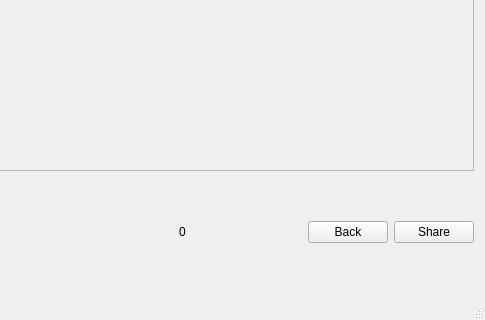
Old version of the form mainwindow.ui in the repository bengaDev/FileExchanger; both pictures show x 216 to 701 and y 105 to 425 of the 701 by 425 pixel window.
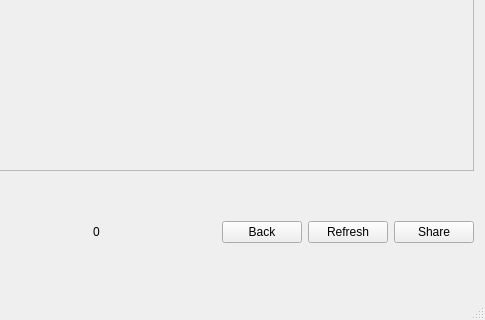
New version of the form.

```diff
--- a/mainwindow.ui
+++ b/mainwindow.ui
@@ -100,6 +100,13 @@
         </property>
        </widget>
       </item>
+      <item>
+       <widget class="QPushButton" name="RefreshBtn">
+        <property name="text">
+         <string>Refresh</string>
+        </property>
+       </widget>
+      </item>
       <item>
        <widget class="QPushButton" name="ShareBtn">
         <property name="styleSheet">
```
Left out of the diff: 6 changed lines with no effect on the pictures.
